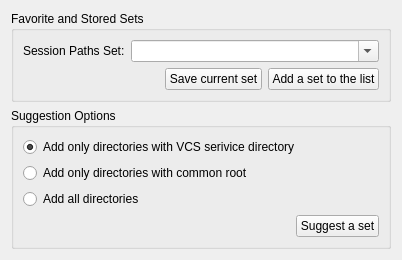
zaufi/kate-cpp-helper-plugin, file src/session_paths_sets.ui: the form before one commit.
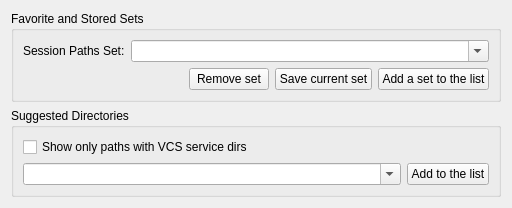
The form after the commit. Custom widgets are drawn as their Qt base class.

Commit message: session dirs suggestions has been implemented

```diff
--- a/src/session_paths_sets.ui
+++ b/src/session_paths_sets.ui
@@ -6,8 +6,8 @@
    <rect>
     <x>0</x>
     <y>0</y>
-    <width>402</width>
-    <height>237</height>
+    <width>512</width>
+    <height>187</height>
    </rect>
   </property>
   <property name="windowTitle">
@@ -65,6 +65,16 @@
           </property>
          </spacer>
         </item>
+        <item>
+         <widget class="KPushButton" name="removeButton">
+          <property name="toolTip">
+           <string>&lt;html&gt;&lt;head/&gt;&lt;body&gt;&lt;p&gt;Remove selected session's &lt;tt&gt;#include&lt;/tt&gt; set&lt;/p&gt;&lt;/body&gt;&lt;/html&gt;</string>
+          </property>
+          <property name="text">
+           <string>Remove set</string>
+          </property>
+         </widget>
+        </item>
         <item>
          <widget class="KPushButton" name="storeButton">
           <property name="text">
@@ -88,52 +98,53 @@
    <item row="2" column="0">
     <widget class="KButtonGroup" name="suggestionGroup">
      <property name="title">
-      <string>Suggestion Options</string>
+      <string>Suggested Directories</string>
      </property>
      <layout class="QVBoxLayout" name="verticalLayout">
       <item>
-       <widget class="QRadioButton" name="onlyVCS">
-        <property name="text">
-         <string>Add only directories with VCS serivice directory</string>
+       <widget class="QCheckBox" name="vcsOnly">
+        <property name="toolTip">
+         <string>&lt;html&gt;&lt;head/&gt;&lt;body&gt;&lt;p&gt;Filter out paths without one of well known VCS service directory inside.&lt;/p&gt;&lt;/body&gt;&lt;/html&gt;</string>
         </property>
-        <property name="checked">
-         <bool>true</bool>
+        <property name="whatsThis">
+         <string>&lt;html&gt;&lt;head/&gt;&lt;body&gt;&lt;p&gt;If checked, directories without &lt;tt&gt;.hg&lt;/tt&gt;/&lt;tt&gt;.git&lt;/tt&gt;/&lt;tt&gt;.svn&lt;/tt&gt; inside will not be suggested&lt;/p&gt;&lt;/body&gt;&lt;/html&gt;</string>
         </property>
-       </widget>
-      </item>
-      <item>
-       <widget class="QRadioButton" name="onlyCommonRoot">
         <property name="text">
-         <string>Add only directories with common root</string>
-        </property>
-       </widget>
-      </item>
-      <item>
-       <widget class="QRadioButton" name="allPaths">
-        <property name="text">
-         <string>Add all directories</string>
+         <string>Show only paths with VCS service dirs</string>
         </property>
        </widget>
       </item>
       <item>
        <layout class="QHBoxLayout" name="hl3">
         <item>
-         <spacer name="hs2">
-          <property name="orientation">
-           <enum>Qt::Horizontal</enum>
+         <widget class="KComboBox" name="suggestionsList">
+          <property name="sizePolicy">
+           <sizepolicy hsizetype="Expanding" vsizetype="Fixed">
+            <horstretch>0</horstretch>
+            <verstretch>0</verstretch>
+           </sizepolicy>
           </property>
-          <property name="sizeHint" stdset="0">
-           <size>
-            <width>40</width>
-            <height>20</height>
-           </size>
+          <property name="toolTip">
+           <string>&lt;html&gt;&lt;head/&gt;&lt;body&gt;&lt;p&gt;A list of directories based on currently opened documents suggested as candidate for session's &lt;tt&gt;#include&lt;/tt&gt; paths&lt;/p&gt;&lt;/body&gt;&lt;/html&gt;</string>
           </property>
-         </spacer>
+          <property name="editable">
+           <bool>true</bool>
+          </property>
+         </widget>
         </item>
         <item>
-         <widget class="KPushButton" name="guessButton">
+         <widget class="KPushButton" name="addSuggestedDirButton">
+          <property name="sizePolicy">
+           <sizepolicy hsizetype="Fixed" vsizetype="Fixed">
+            <horstretch>0</horstretch>
+            <verstretch>0</verstretch>
+           </sizepolicy>
+          </property>
+          <property name="toolTip">
+           <string>&lt;html&gt;&lt;head/&gt;&lt;body&gt;&lt;p&gt;Add selected suggestion to the list of session's &lt;tt&gt;#include&lt;/tt&gt; paths&lt;/p&gt;&lt;/body&gt;&lt;/html&gt;</string>
+          </property>
           <property name="text">
-           <string>Suggest a set</string>
+           <string>Add to the list</string>
           </property>
          </widget>
         </item>
```
Left out of the diff: 9 changed lines with no effect on the pictures. The commit also changes 7 other files.
